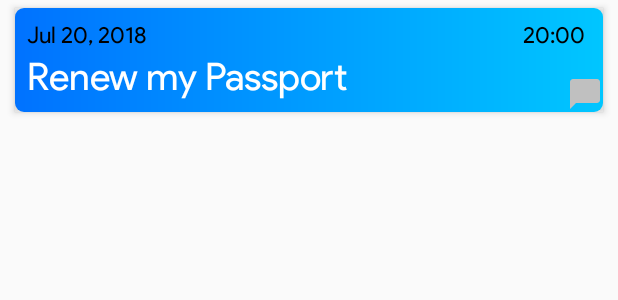
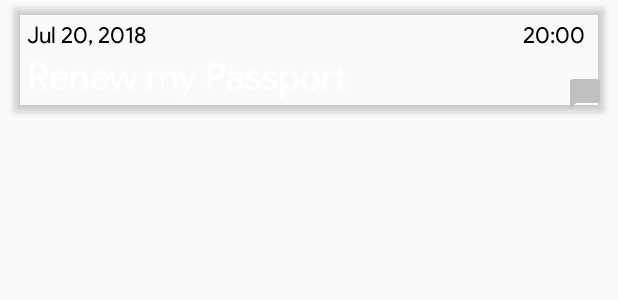
Before and after one commit to anton25360/Cascade-android, an Android app: the layout item.xml on its own in the app's theme, with its tools: preview values and no code run, on a phone screen of 412 x 824 dp. Shown: the top 300 px of the screen. Run offline under Robolectric (Android 15) with nearby library versions, the phone set to English and light mode, and no system bars.

```diff
--- a/app/src/main/res/layout/item.xml
+++ b/app/src/main/res/layout/item.xml
@@ -25,7 +25,6 @@
 
             <ImageView
                 android:id="@+id/widget_background"
-                android:src="@drawable/gradient_blue"
                 android:layout_width="match_parent"
                 android:layout_height="match_parent" />
 
```
